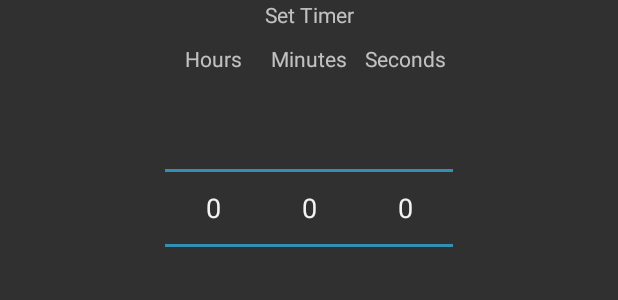
After one commit to AgneseBussone/StopWatch, an Android app: the layout set_timer_layout.xml on its own in the app's theme, with its tools: preview values and no code run, on a phone screen of 412 x 824 dp. The commit adds this screen. Shown: the top 300 px of the screen. Run offline under Robolectric (Android 15) with nearby library versions, the light colour scheme and no system bars.

Commit message:
timer set

```diff
--- /dev/null
+++ b/app/src/main/res/layout/set_timer_layout.xml
@@ -0,0 +1,82 @@
+<?xml version="1.0" encoding="utf-8"?>
+<LinearLayout xmlns:android="http://schemas.android.com/apk/res/android"
+    android:orientation="vertical" android:layout_width="match_parent"
+    android:layout_height="match_parent">
+
+    <TextView
+        android:id="@+id/textView2"
+        android:layout_width="match_parent"
+        android:layout_height="wrap_content"
+        android:paddingBottom="10dp"
+        android:text="@string/setTimerDialog"
+        android:textAlignment="center" />
+
+
+    <LinearLayout
+        android:layout_width="wrap_content"
+        android:layout_height="wrap_content"
+        android:layout_gravity="center"
+        android:orientation="horizontal">
+
+        <LinearLayout
+            android:layout_width="wrap_content"
+            android:layout_height="match_parent"
+            android:orientation="vertical">
+
+            <TextView
+                android:layout_width="match_parent"
+                android:layout_height="wrap_content"
+                android:layout_weight="1"
+                android:text="@string/setTimer_hours"
+                android:textAlignment="center" />
+
+            <NumberPicker
+                android:id="@+id/numberPicker_hours"
+                android:layout_width="match_parent"
+                android:layout_height="wrap_content"
+                android:layout_weight="1"
+                android:theme="@android:style/Theme.Holo" />
+        </LinearLayout>
+
+        <LinearLayout
+            android:layout_width="wrap_content"
+            android:layout_height="match_parent"
+            android:orientation="vertical">
+
+            <TextView
+                android:layout_width="match_parent"
+                android:layout_height="wrap_content"
+                android:layout_weight="1"
+                android:text="@string/setTimer_min"
+                android:textAlignment="center" />
+
+            <NumberPicker
+                android:id="@+id/numberPicker_min"
+                android:layout_width="match_parent"
+                android:layout_height="wrap_content"
+                android:theme="@android:style/Theme.Holo"
+                android:layout_weight="1" />
+        </LinearLayout>
+
+        <LinearLayout
+            android:layout_width="wrap_content"
+            android:layout_height="match_parent"
+            android:orientation="vertical">
+
+            <TextView
+                android:layout_width="match_parent"
+                android:layout_height="wrap_content"
+                android:layout_weight="1"
+                android:text="@string/setTimer_sec"
+                android:textAlignment="center" />
+
+            <NumberPicker
+                android:id="@+id/numberPicker_sec"
+                android:layout_width="match_parent"
+                android:layout_height="wrap_content"
+                android:theme="@android:style/Theme.Holo"
+                android:layout_weight="1" />
+        </LinearLayout>
+    </LinearLayout>
+
+</LinearLayout>
--- a/app/src/main/res/values/strings.xml
+++ b/app/src/main/res/values/strings.xml
@@ -18,4 +18,10 @@
 
     <string name="totalTimeBtn">TOTAL TIME</string>
     <string name="lapTimeBtn">LAP TIME</string>
+
+    <string name="setTimerDialog">Set Timer</string>
+    <string name="setTimer_hours">Hours</string>
+    <string name="setTimer_min">Minutes</string>
+    <string name="setTimer_sec">Seconds</string>
+
 </resources>
--- a/app/src/main/res/values/styles.xml
+++ b/app/src/main/res/values/styles.xml
@@ -4,8 +4,8 @@
     <style name="AppTheme" parent="Theme.AppCompat.NoActionBar">
         <!-- Customize your theme here. -->
         <item name="colorPrimary">@color/colorPrimary</item>
-        <item name="colorPrimaryDark">@color/colorPrimaryDark</item>
-        <item name="colorAccent">@color/colorAccent</item>
+        <item name="colorPrimaryDark">@color/colorPrimary</item>
+        <item name="colorAccent">@color/colorPrimary</item>
     </style>
 
     <!--<style name="AppTheme.NoActionBar">-->
```
Also changed, not shown: app/src/main/java/watch/stopwatch/MainActivity.java (+83 -18 lines), app/src/main/java/watch/stopwatch/MessageHandler.java (+14 -0 lines), app/src/main/java/watch/stopwatch/SectionsPagerAdapter.java (+15 -0 lines).
